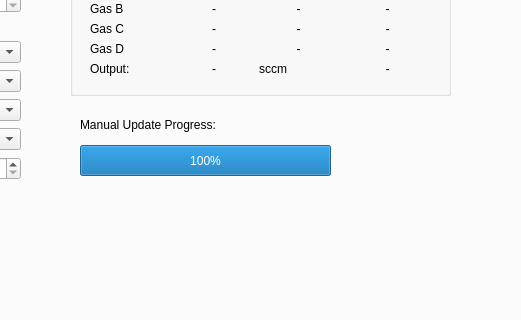
Old version of the form reactorUI.ui in the repository Dionne-Lab/catalight; both pictures show x 393 to 914 and y 222 to 542 of the 1096 by 852 pixel window.
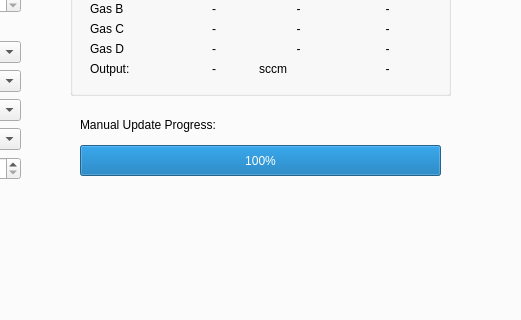
New version of the form. The open tabs and pages were chosen to show the change. Icons and pictures are not drawn. Custom widgets are drawn as their Qt base class.

Commit message: increased size of status bar

The edit to the form file:
```diff
--- a/reactorUI.ui
+++ b/reactorUI.ui
@@ -830,7 +830,7 @@
         <rect>
          <x>460</x>
          <y>330</y>
-         <width>251</width>
+         <width>361</width>
          <height>31</height>
         </rect>
        </property>
```
